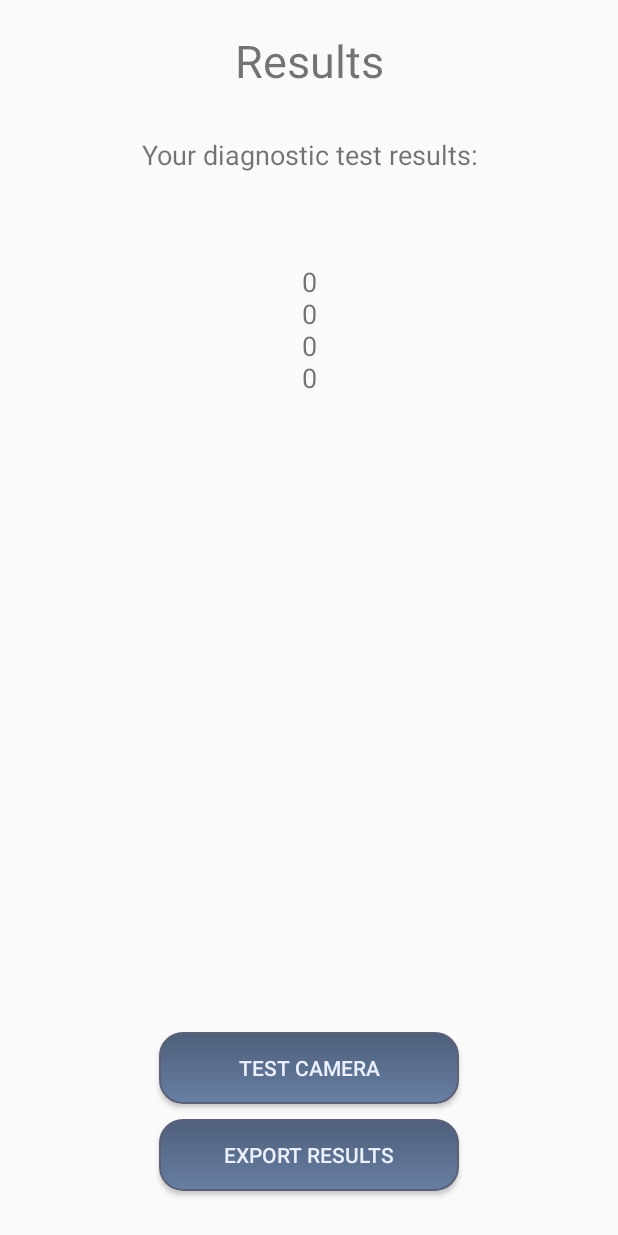
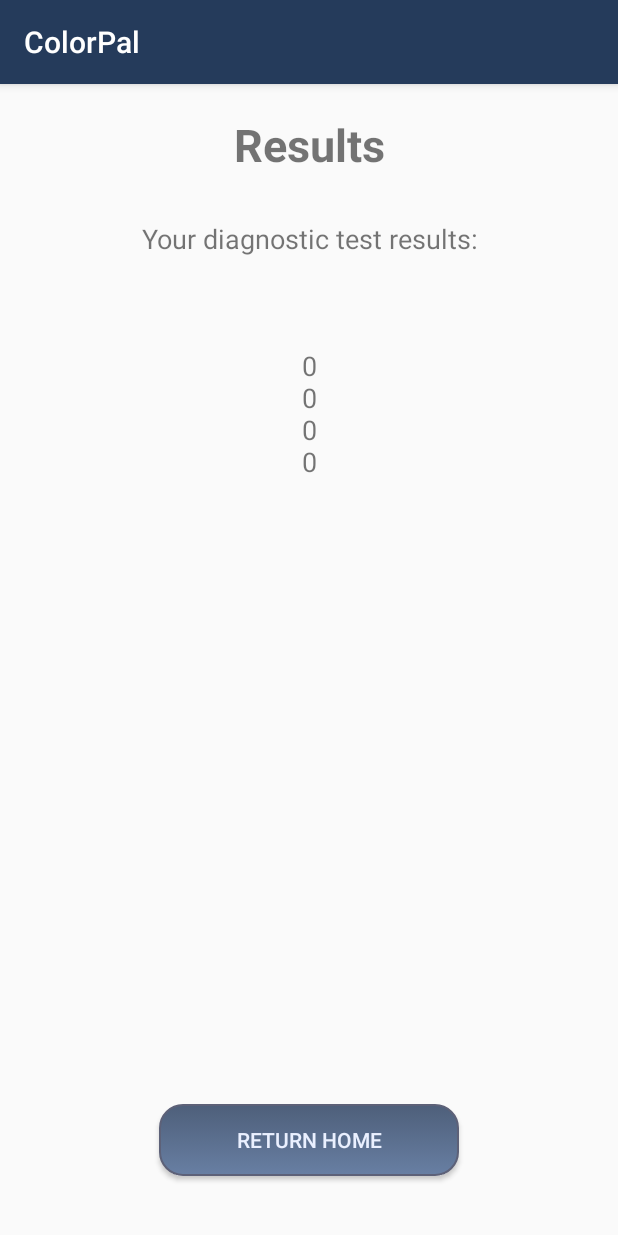
Before and after one commit to ArYalavarti/tsaSoftDev_17-18, an Android app: the DiagnosticResultsActivity screen opened directly, with no data from a screen before it, on a phone screen of 412 x 824 dp. Run offline under Robolectric (Android 15) with nearby library versions, the phone set to English and light mode, and no system bars.

Commit message:
Add instructions dialog. Fix diagnostic test.

```diff
--- a/ColorPal/app/src/main/java/com/tsa/hths/colorpal/DiagnosticResultsActivity.java
+++ b/ColorPal/app/src/main/java/com/tsa/hths/colorpal/DiagnosticResultsActivity.java
@@ -1,17 +1,19 @@
 package com.tsa.hths.colorpal;
 
+import android.content.Intent;
 import android.content.SharedPreferences;
 import android.os.Bundle;
 import android.preference.PreferenceManager;
 import android.support.annotation.Nullable;
-import android.support.v4.app.FragmentActivity;
-import android.support.v4.app.FragmentManager;
-import android.support.v4.app.Fragment;
+import android.support.v7.app.AppCompatActivity;
+import android.view.View;
 import android.widget.TextView;
+import android.widget.Button;
 
-public class DiagnosticResultsActivity extends FragmentActivity {
+public class DiagnosticResultsActivity extends AppCompatActivity {
 
     private TextView mResultsTextView;
+    private Button mReturnHomeButton;
 
     @Override
     protected void onCreate(@Nullable Bundle savedInstanceState) {
@@ -20,6 +22,15 @@ public class DiagnosticResultsActivity extends FragmentActivity {
 
         mResultsTextView = (TextView) findViewById(R.id.diagnostic_test_results_text_view);
         mResultsTextView.setText(getResultsString());
+
+        mReturnHomeButton = (Button) findViewById(R.id.diagnostic_test_results_return_home_button);
+        mReturnHomeButton.setOnClickListener(new View.OnClickListener() {
+            @Override
+            public void onClick(View view) {
+                Intent i = new Intent(DiagnosticResultsActivity.this, TitlePageActivity.class);
+                startActivity(i);
+            }
+        });
     }
 
     private String getResultsString()
--- a/ColorPal/app/src/main/res/layout/diag_results_layout.xml
+++ b/ColorPal/app/src/main/res/layout/diag_results_layout.xml
@@ -7,6 +7,7 @@
         android:layout_width="match_parent"
         android:layout_height="wrap_content"
         android:text="@string/restitle"
+        android:textStyle="bold"
         android:gravity="center"
         android:layout_marginTop="20dp"
         android:textSize="30sp"/>
@@ -34,23 +35,14 @@
         android:orientation="vertical">
 
         <Button
-            android:id="@+id/cameraButton"
+            android:id="@+id/diagnostic_test_results_return_home_button"
             android:layout_width="200dp"
             android:layout_height="wrap_content"
             android:layout_gravity="center_horizontal|center"
             android:textColor="@color/buttonText"
             android:background="@drawable/rounded_button"
-            android:layout_marginBottom="10dp"
-            android:text="@string/camButton" />
-
-        <Button
-            android:layout_width="200dp"
-            android:layout_height="wrap_content"
-            android:layout_gravity="center_horizontal|center"
-            android:text="@string/uploadButton"
-            android:textColor="@color/buttonText"
-            android:background="@drawable/rounded_button"
-            android:layout_marginBottom="30dp"/>
+            android:layout_marginBottom="40dp"
+            android:text="@string/return_home_button" />
 
     </LinearLayout>
 </LinearLayout>
```
Also changed, not shown: ColorPal/app/src/main/java/com/tsa/hths/colorpal/ColorBoxList.java (+7 -2 lines), ColorPal/app/src/main/java/com/tsa/hths/colorpal/InstructionsDialog.java (added, +23 -0 lines), ColorPal/app/src/main/java/com/tsa/hths/colorpal/TitlePageActivity.java (+10 -2 lines), ColorPal/app/src/main/res/layout/instructions_dialog_layout.xml (added, +8 -0 lines), ColorPal/app/src/main/res/layout/title_page_layout.xml (+22 -12 lines), ColorPal/app/src/main/res/values/strings.xml (+16 -0 lines), ColorPal/app/src/main/res/drawable-hdpi/ic_info.png (added), ColorPal/app/src/main/res/drawable-mdpi/ic_info.png (added), ColorPal/app/src/main/res/drawable-xhdpi/ic_info.png (added), ColorPal/app/src/main/res/drawable-xxhdpi/ic_info.png (added).
